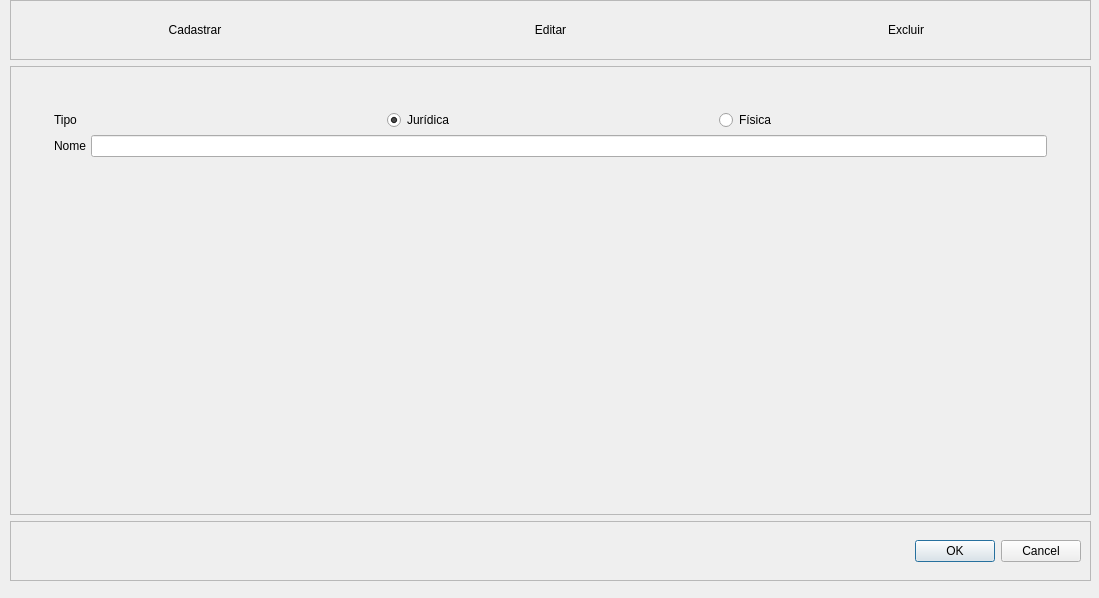
Klubas/Projeto-SOAD, file Resources/UI/CadastroPessoa.ui: the form before one commit.
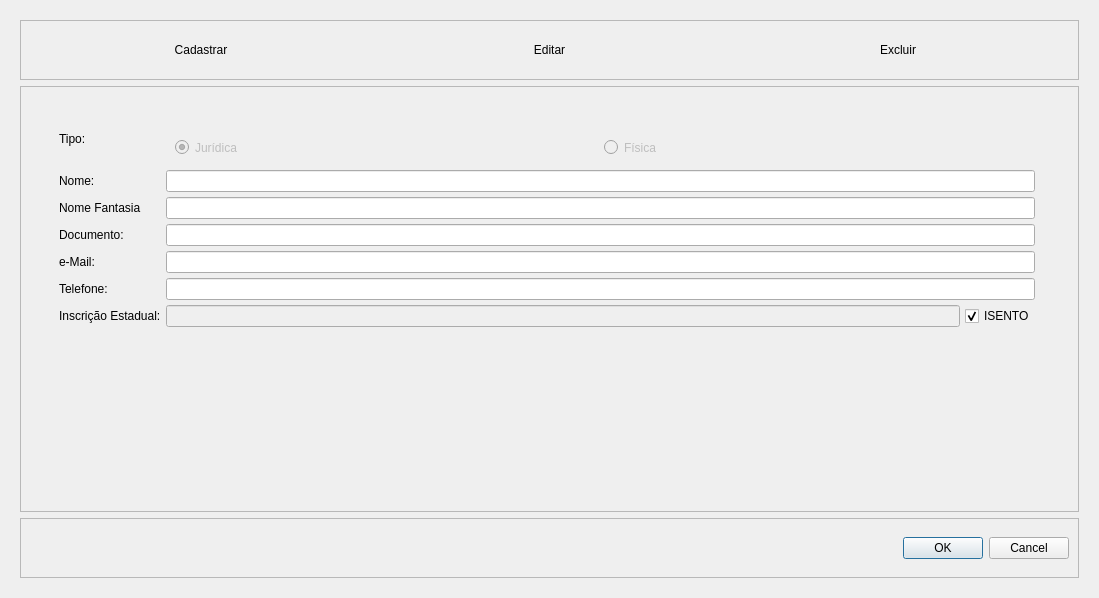
The form after the commit.

Commit message: - ajust no closeEvent da aplicação - interface de cadastro

```diff
--- a/Resources/UI/CadastroPessoa.ui
+++ b/Resources/UI/CadastroPessoa.ui
@@ -28,15 +28,9 @@
   <property name="windowTitle">
    <string>Cadastrar Pessoa</string>
   </property>
+  <layout class="QGridLayout" name="gridLayout_2">
+   <item row="0" column="0">
   <widget class="QWidget" name="widget_2" native="true">
-   <property name="geometry">
-    <rect>
-     <x>10</x>
-     <y>0</y>
-     <width>1081</width>
-     <height>581</height>
-    </rect>
-   </property>
    <layout class="QGridLayout" name="gridLayout_5">
     <item row="0" column="0">
      <layout class="QVBoxLayout" name="verticalLayout">
@@ -123,7 +117,7 @@
           <widget class="QWidget" name="widget" native="true">
            <layout class="QGridLayout" name="gridLayout_4">
             <item row="0" column="0">
-             <layout class="QGridLayout" name="gridLayout">
+               <layout class="QGridLayout" name="dados_pessoa">
               <property name="sizeConstraint">
                <enum>QLayout::SetMaximumSize</enum>
               </property>
@@ -139,14 +133,8 @@
               <property name="bottomMargin">
                <number>20</number>
               </property>
-              <item row="0" column="0">
-               <layout class="QFormLayout" name="formLayout">
-                <property name="horizontalSpacing">
-                 <number>5</number>
-                </property>
-                <property name="verticalSpacing">
-                 <number>5</number>
-                </property>
+                <item row="1" column="0">
+                 <layout class="QGridLayout" name="gridLayout">
                 <property name="leftMargin">
                  <number>0</number>
                 </property>
@@ -159,20 +147,50 @@
                 <property name="bottomMargin">
                  <number>5</number>
                 </property>
+                  <property name="spacing">
+                   <number>5</number>
+                  </property>
+                  <item row="0" column="0">
+                   <layout class="QFormLayout" name="formLayout">
+                    <property name="sizeConstraint">
+                     <enum>QLayout::SetDefaultConstraint</enum>
+                    </property>
+                    <item row="0" column="0">
+                     <widget class="QLabel" name="label_tipo_pessoa">
+                      <property name="sizePolicy">
+                       <sizepolicy hsizetype="Preferred" vsizetype="Minimum">
+                        <horstretch>0</horstretch>
+                        <verstretch>0</verstretch>
+                       </sizepolicy>
+                      </property>
+                      <property name="maximumSize">
+                       <size>
+                        <width>16777214</width>
+                        <height>17</height>
+                       </size>
+                      </property>
+                      <property name="text">
+                       <string>Tipo:</string>
+                      </property>
+                     </widget>
+                    </item>
                 <item row="0" column="1">
-                 <layout class="QHBoxLayout" name="horizontalLayout_5">
+                     <widget class="QWidget" name="widget_tipo_pessoa" native="true">
+                      <property name="enabled">
+                       <bool>false</bool>
+                      </property>
+                      <layout class="QHBoxLayout" name="horizontalLayout_tipo_pessoa">
                   <property name="sizeConstraint">
                    <enum>QLayout::SetMinimumSize</enum>
                   </property>
                   <item>
-                   <widget class="QLabel" name="label_modalidade">
-                    <property name="text">
-                     <string>Tipo</string>
-                    </property>
-                   </widget>
-                  </item>
-                  <item>
-                   <widget class="QRadioButton" name="radioButton_2">
+                        <widget class="QRadioButton" name="radioButton_pj">
+                         <property name="maximumSize">
+                          <size>
+                           <width>16777215</width>
+                           <height>17</height>
+                          </size>
+                         </property>
                     <property name="text">
                      <string>Jurídica</string>
                     </property>
@@ -185,7 +203,13 @@
                    </widget>
                   </item>
                   <item>
-                   <widget class="QRadioButton" name="radioButton">
+                        <widget class="QRadioButton" name="radioButton_pf">
+                         <property name="maximumSize">
+                          <size>
+                           <width>16777215</width>
+                           <height>17</height>
+                          </size>
+                         </property>
                     <property name="text">
                      <string>Física</string>
                     </property>
@@ -198,21 +222,91 @@
                    </widget>
                   </item>
                  </layout>
-                </item>
-                <item row="1" column="1">
-                 <layout class="QHBoxLayout" name="horizontalLayout_6">
-                  <property name="sizeConstraint">
-                   <enum>QLayout::SetDefaultConstraint</enum>
-                  </property>
-                  <item>
+                     </widget>
+                    </item>
+                    <item row="1" column="0">
                    <widget class="QLabel" name="label_nome">
                     <property name="text">
-                     <string>Nome</string>
+                       <string>Nome:</string>
                     </property>
                    </widget>
                   </item>
+                    <item row="1" column="1">
+                     <widget class="QLineEdit" name="lineEdit_nome"/>
+                    </item>
+                    <item row="2" column="0">
+                     <widget class="QLabel" name="label_fantasia">
+                      <property name="text">
+                       <string>Nome Fantasia</string>
+                      </property>
+                     </widget>
+                    </item>
+                    <item row="2" column="1">
+                     <widget class="QLineEdit" name="lineEdit_fantasia"/>
+                    </item>
+                    <item row="3" column="0">
+                     <widget class="QLabel" name="label_documento">
+                      <property name="text">
+                       <string>Documento:</string>
+                      </property>
+                     </widget>
+                    </item>
+                    <item row="3" column="1">
+                     <widget class="QLineEdit" name="lineEdit_documento"/>
+                    </item>
+                    <item row="4" column="0">
+                     <widget class="QLabel" name="label_email">
+                      <property name="text">
+                       <string>e-Mail:</string>
+                      </property>
+                     </widget>
+                    </item>
+                    <item row="4" column="1">
+                     <widget class="QLineEdit" name="lineEdit_email"/>
+                    </item>
+                    <item row="5" column="0">
+                     <widget class="QLabel" name="label_telefone">
+                      <property name="text">
+                       <string>Telefone:</string>
+                      </property>
+                     </widget>
+                    </item>
+                    <item row="5" column="1">
+                     <widget class="QLineEdit" name="lineEdit_telefone"/>
+                    </item>
+                    <item row="6" column="0">
+                     <widget class="QLabel" name="label_IE">
+                      <property name="text">
+                       <string>Inscrição Estadual:</string>
+                      </property>
+                     </widget>
+                    </item>
+                    <item row="6" column="1">
+                     <layout class="QHBoxLayout" name="horizontalLayout_IE">
                   <item>
-                   <widget class="QLineEdit" name="lineEdit"/>
+                       <widget class="QLineEdit" name="lineEdit_IE">
+                        <property name="enabled">
+                         <bool>false</bool>
+                        </property>
+                       </widget>
+                      </item>
+                      <item>
+                       <widget class="QCheckBox" name="checkBox_isento">
+                        <property name="sizePolicy">
+                         <sizepolicy hsizetype="Minimum" vsizetype="Minimum">
+                          <horstretch>0</horstretch>
+                          <verstretch>0</verstretch>
+                         </sizepolicy>
+                        </property>
+                        <property name="text">
+                         <string>ISENTO</string>
+                        </property>
+                        <property name="checked">
+                         <bool>true</bool>
+                        </property>
+                       </widget>
+                      </item>
+                     </layout>
                   </item>
                  </layout>
                 </item>
@@ -259,6 +353,8 @@
     </item>
    </layout>
   </widget>
+   </item>
+  </layout>
  </widget>
  <resources/>
  <connections/>
```
Left out of the diff: 8 changed lines with no effect on the pictures. Lines whose indentation alone changed are shown as unchanged. The commit also changes 27 other files.
